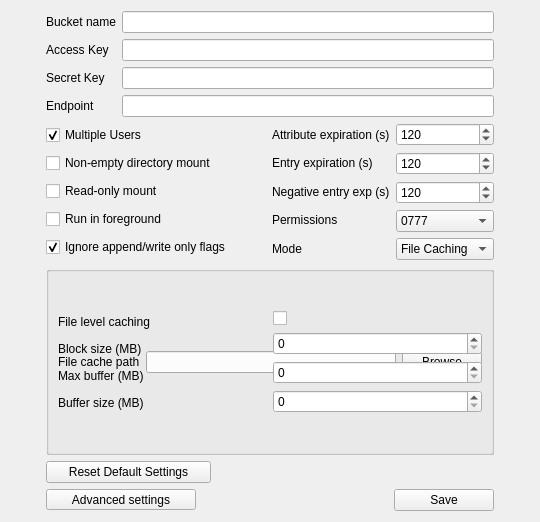
Old version of the form gui/lyve_config_common.ui in the repository Seagate/cloudfuse.
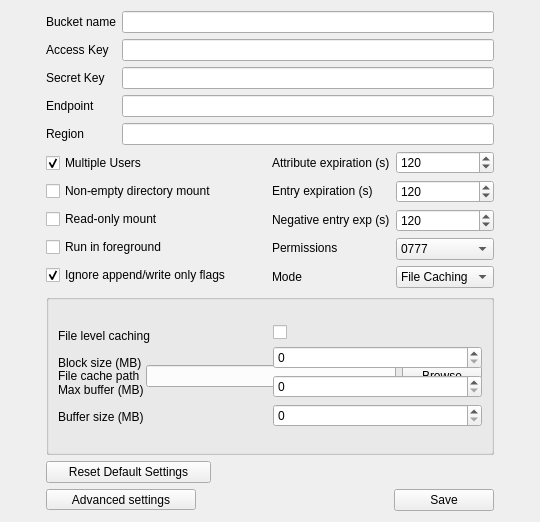
New version of the form.

Commit message: Update UI w/ new settings

Patch:
```diff
--- a/gui/lyve_config_common.ui
+++ b/gui/lyve_config_common.ui
@@ -273,6 +273,13 @@
          </property>
         </widget>
        </item>
+       <item>
+        <widget class="QLabel" name="label_10">
+         <property name="text">
+          <string>Region</string>
+         </property>
+        </widget>
+       </item>
       </layout>
      </item>
      <item>
@@ -289,6 +296,9 @@
        <item>
         <widget class="QLineEdit" name="lineEdit_endpoint"/>
        </item>
+       <item>
+        <widget class="QLineEdit" name="lineEdit_region"/>
+       </item>
       </layout>
      </item>
     </layout>
```
Left out of the diff: 12 changed lines with no effect on the pictures. The commit also changes 3 other files.
